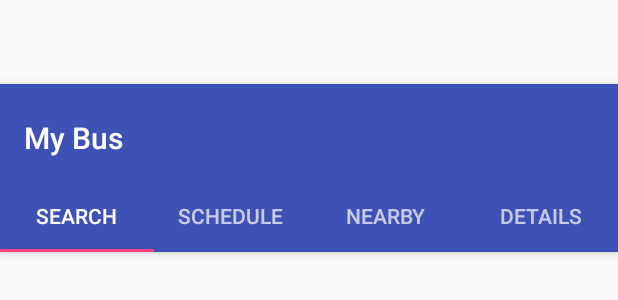
After one commit to MLBCoders/MyBus, an Android app: the layout activity_main.xml on its own in the app's theme, with its tools: preview values and no code run, on a phone screen of 412 x 824 dp. The commit adds this screen. Shown: the top 300 px of the screen. Run offline under Robolectric (Android 15) with nearby library versions, the phone set to English and light mode, and no system bars.

Commit message:
Initial Tab App

```diff
--- a/app/build.gradle
+++ b/app/build.gradle
@@ -23,6 +23,7 @@ dependencies {
     implementation 'com.android.support:appcompat-v7:26.1.0'
     implementation 'com.android.support:design:26.1.0'
     implementation 'com.android.support.constraint:constraint-layout:1.0.2'
+    implementation 'com.android.support:support-v4:26.1.0'
     testImplementation 'junit:junit:4.12'
     androidTestImplementation 'com.android.support.test:runner:1.0.1'
     androidTestImplementation 'com.android.support.test.espresso:espresso-core:3.0.1'
--- /dev/null
+++ b/app/src/main/res/layout/activity_main.xml
@@ -0,0 +1,76 @@
+<?xml version="1.0" encoding="utf-8"?>
+<android.support.design.widget.CoordinatorLayout xmlns:android="http://schemas.android.com/apk/res/android"
+    xmlns:app="http://schemas.android.com/apk/res-auto"
+    xmlns:tools="http://schemas.android.com/tools"
+    android:id="@+id/main_content"
+    android:layout_width="match_parent"
+    android:layout_height="match_parent"
+    android:fitsSystemWindows="true"
+    tools:context="lk.mlbcoders.mybus.MainActivity">
+
+    <android.support.design.widget.AppBarLayout
+        android:id="@+id/appbar"
+        android:layout_width="match_parent"
+        android:layout_height="wrap_content"
+        android:paddingTop="@dimen/appbar_padding_top"
+        android:theme="@style/AppTheme.AppBarOverlay">
+
+        <android.support.v7.widget.Toolbar
+            android:id="@+id/toolbar"
+            android:layout_width="match_parent"
+            android:layout_height="?attr/actionBarSize"
+            android:layout_weight="1"
+            android:background="?attr/colorPrimary"
+            app:layout_scrollFlags="scroll|enterAlways"
+            app:popupTheme="@style/AppTheme.PopupOverlay"
+            app:title="@string/app_name">
+
+        </android.support.v7.widget.Toolbar>
+
+        <android.support.design.widget.TabLayout
+            android:id="@+id/tabs"
+            android:layout_width="match_parent"
+            android:layout_height="wrap_content">
+
+            <android.support.design.widget.TabItem
+                android:id="@+id/tabItem"
+                android:layout_width="wrap_content"
+                android:layout_height="wrap_content"
+                android:text="@string/tab_text_1" />
+
+            <android.support.design.widget.TabItem
+                android:id="@+id/tabItem2"
+                android:layout_width="wrap_content"
+                android:layout_height="wrap_content"
+                android:text="@string/tab_text_2" />
+
+            <android.support.design.widget.TabItem
+                android:id="@+id/tabItem3"
+                android:layout_width="wrap_content"
+                android:layout_height="wrap_content"
+                android:text="@string/tab_text_3" />
+
+            <android.support.design.widget.TabItem
+                android:id="@+id/tabItem4"
+                android:layout_width="wrap_content"
+                android:layout_height="wrap_content"
+                android:text="@string/tab_text_4" />
+
+        </android.support.design.widget.TabLayout>
+    </android.support.design.widget.AppBarLayout>
+
+    <android.support.v4.view.ViewPager
+        android:id="@+id/container"
+        android:layout_width="match_parent"
+        android:layout_height="match_parent"
+        app:layout_behavior="@string/appbar_scrolling_view_behavior" />
+
+    <!--<android.support.design.widget.FloatingActionButton-->
+        <!--android:id="@+id/fab"-->
+        <!--android:layout_width="wrap_content"-->
+        <!--android:layout_height="wrap_content"-->
+        <!--android:layout_gravity="end|bottom"-->
+        <!--android:layout_margin="@dimen/fab_margin"-->
+        <!--app:srcCompat="@android:drawable/ic_dialog_email" />-->
+
+</android.support.design.widget.CoordinatorLayout>
--- /dev/null
+++ b/app/src/main/res/values-w820dp/dimens.xml
@@ -0,0 +1,6 @@
+<resources>
+    <!-- Example customization of dimensions originally defined in res/values/dimens.xml
+         (such as screen margins) for screens with more than 820dp of available width. This
+         would include 7" and 10" devices in landscape (~960dp and ~1280dp respectively). -->
+    <dimen name="activity_horizontal_margin">64dp</dimen>
+</resources>
--- a/app/src/main/res/values/dimens.xml
+++ b/app/src/main/res/values/dimens.xml
@@ -5,4 +5,5 @@
     <dimen name="nav_header_vertical_spacing">8dp</dimen>
     <dimen name="nav_header_height">176dp</dimen>
     <dimen name="fab_margin">16dp</dimen>
+    <dimen name="appbar_padding_top">8dp</dimen>
 </resources>
--- a/app/src/main/res/values/strings.xml
+++ b/app/src/main/res/values/strings.xml
@@ -5,4 +5,14 @@
     <string name="navigation_drawer_close">Close navigation drawer</string>
 
     <string name="action_settings">Settings</string>
+    <string name="action_about">About</string>
+    <string name="title_activity_main">MainActivity</string>
+    <string name="section_format">Hello World from section: %1$d</string>
+    <string name="tab_text_1">Search</string>
+    <string name="tab_text_2">Schedule</string>
+    <string name="tab_text_3">Nearby</string>
+    <string name="tab_text_4">Details</string>
+
+    <!-- TODO: Remove or change this placeholder text -->
+    <string name="hello_blank_fragment">Hello blank fragment</string>
 </resources>
--- a/build.gradle
+++ b/build.gradle
@@ -7,7 +7,7 @@ buildscript {
         jcenter()
     }
     dependencies {
-        classpath 'com.android.tools.build:gradle:3.0.0'
+        classpath 'com.android.tools.build:gradle:3.0.1'
 
 
         // NOTE: Do not place your application dependencies here; they belong
```
Also changed, not shown: app/src/main/AndroidManifest.xml (+7 -7 lines), app/src/main/java/lk/mlbcoders/mybus/HomeActivity.java (deleted, +0 -101 lines), app/src/main/java/lk/mlbcoders/mybus/MainActivity.java (added, +157 -0 lines), app/src/main/java/lk/mlbcoders/mybus/SearchBusFragment.java (added, +117 -0 lines), app/src/main/res/layout/activity_home.xml (deleted, +0 -25 lines), app/src/main/res/layout/app_bar_home.xml (deleted, +0 -33 lines), app/src/main/res/layout/content_home.xml (deleted, +0 -20 lines), app/src/main/res/layout/fragment_main.xml (added, +22 -0 lines), app/src/main/res/layout/fragment_search_bus.xml (added, +13 -0 lines), app/src/main/res/layout/nav_header_home.xml (deleted, +0 -35 lines), app/src/main/res/menu/activity_home_drawer.xml (deleted, +0 -38 lines), app/src/main/res/menu/home.xml (deleted, +0 -9 lines), app/src/main/res/menu/menu_main.xml (added, +16 -0 lines).
